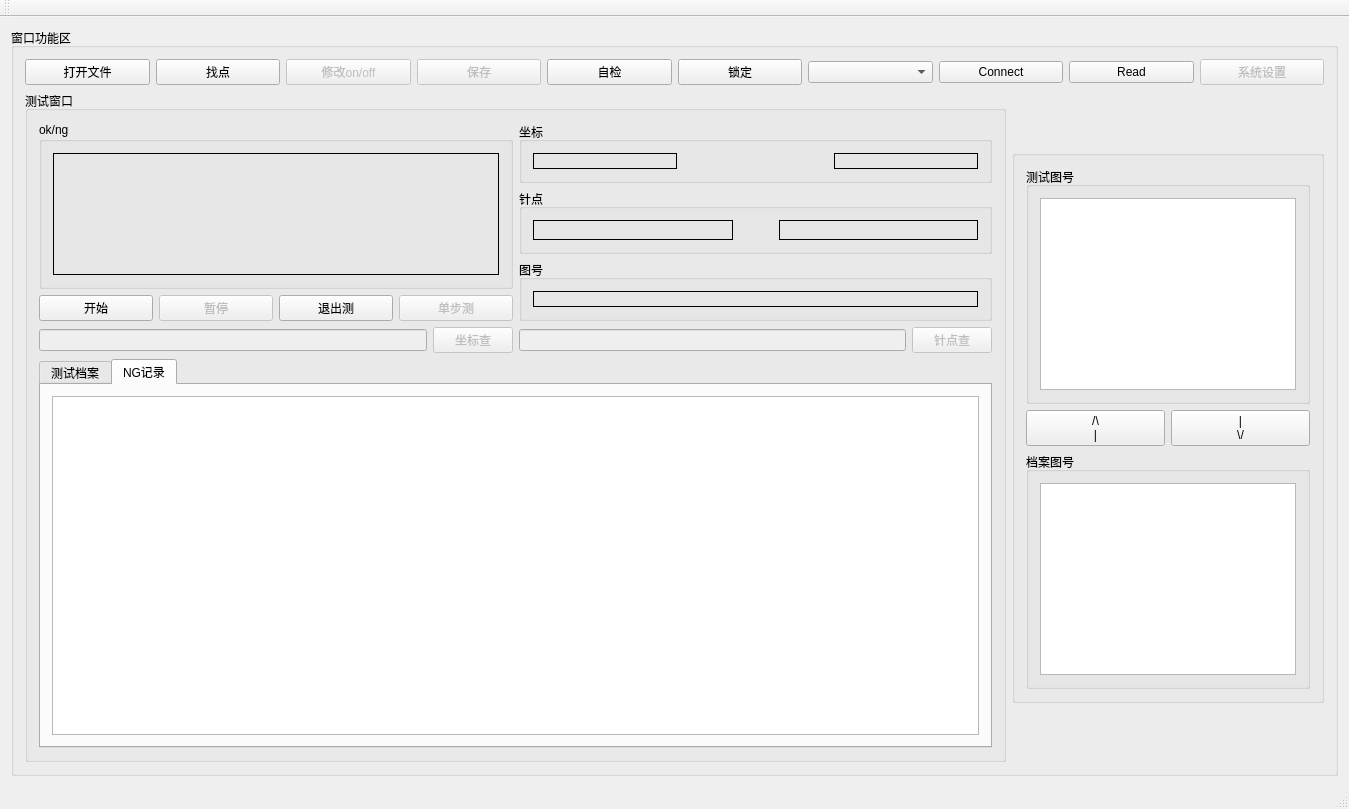
Before: the Qt Designer form QIoTest/qiotest.ui in wymdrose/QIOTEST, drawn with Qt 5.
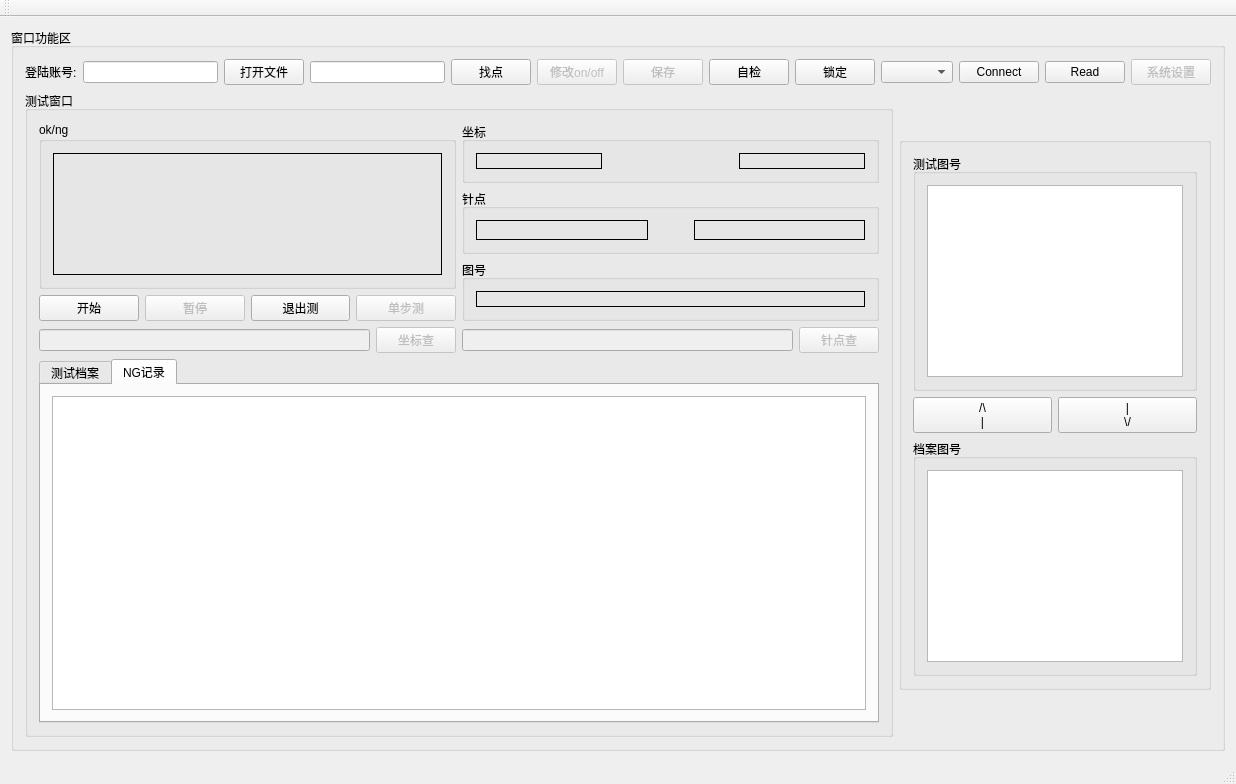
After: the same form once the commit is applied. Icons and pictures are not drawn.

Commit message: feat: add line edit of login.

The edit to the form file:
```diff
--- a/QIoTest/qiotest.ui
+++ b/QIoTest/qiotest.ui
@@ -6,8 +6,8 @@
    <rect>
     <x>0</x>
     <y>0</y>
-    <width>1349</width>
-    <height>809</height>
+    <width>1236</width>
+    <height>784</height>
    </rect>
   </property>
   <property name="windowTitle">
@@ -30,6 +30,16 @@
           <layout class="QVBoxLayout" name="verticalLayout_6">
            <item>
             <layout class="QHBoxLayout" name="horizontalLayout">
+             <item>
+              <widget class="QLabel" name="label">
+               <property name="text">
+                <string>登陆账号:</string>
+               </property>
+              </widget>
+             </item>
+             <item>
+              <widget class="QLineEdit" name="lineEdit_login"/>
+             </item>
              <item>
               <widget class="QPushButton" name="pushButtonOpenFile">
                <property name="text">
@@ -37,6 +47,9 @@
                </property>
               </widget>
              </item>
+             <item>
+              <widget class="QLineEdit" name="lineEdit_path"/>
+             </item>
              <item>
               <widget class="QPushButton" name="pushButtonFindpoint">
                <property name="text">
```
Left out of the diff: 2 changed lines with no effect on the pictures. The commit also changes 2 other files.
